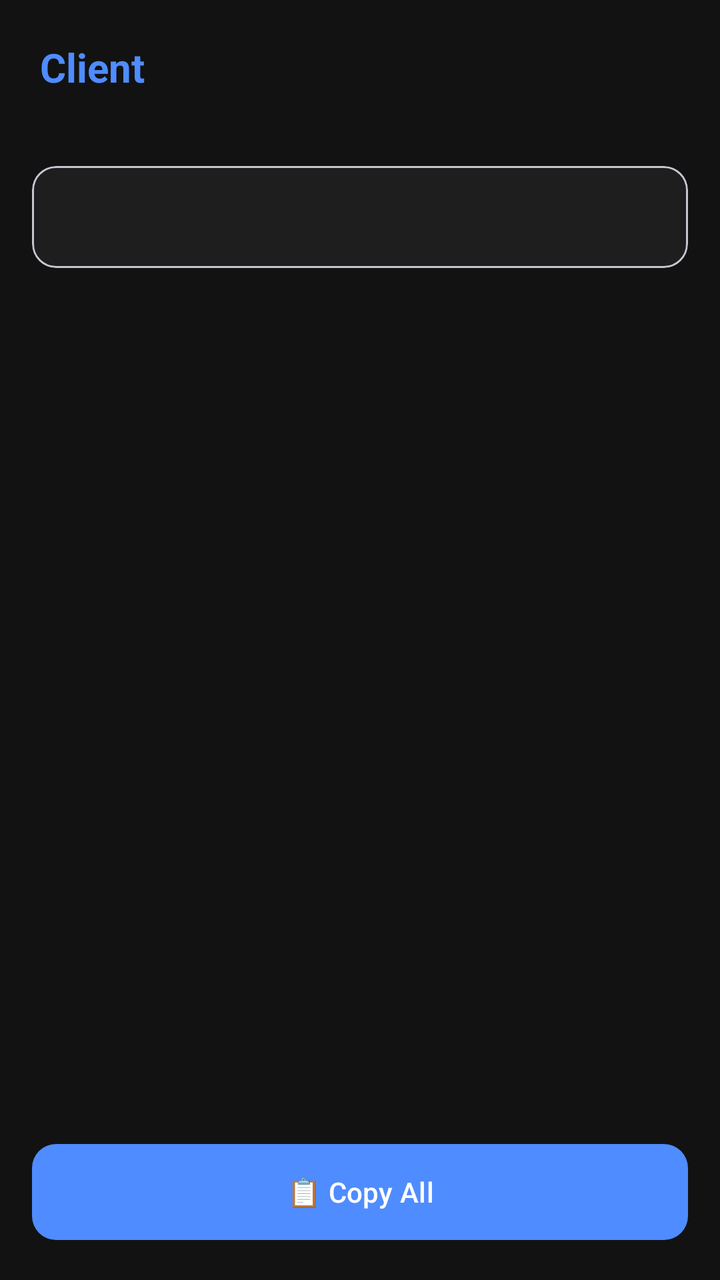
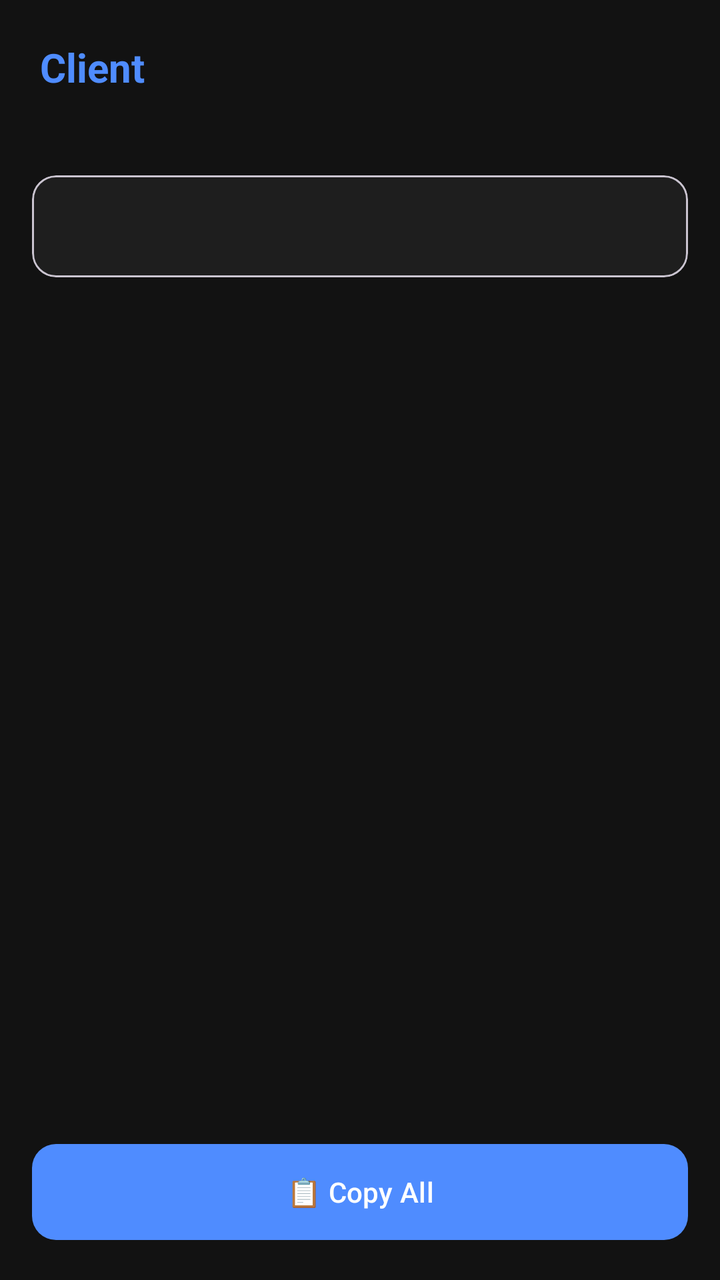

Before-and-after screenshots of an Android layout around one commit, followed by the original layout XML and the change that was made.
<!-- AndroidManifest.xml: application theme Theme.NAKAssist -->
<!-- res/layout/activity_thread.xml -->
<?xml version="1.0" encoding="utf-8"?>
<LinearLayout xmlns:android="http://schemas.android.com/apk/res/android"
    xmlns:app="http://schemas.android.com/apk/res-auto"
    android:layout_width="match_parent"
    android:layout_height="match_parent"
    android:orientation="vertical"
    android:background="?attr/colorSurface">

    <TextView
        android:id="@+id/tvClientName"
        android:layout_width="match_parent"
        android:layout_height="wrap_content"
        android:padding="20dp"
        android:textSize="20sp"
        android:textStyle="bold"
        android:textColor="?attr/colorPrimary"
        android:text="Client" />

    <ScrollView
        android:layout_width="match_parent"
        android:layout_height="0dp"
        android:layout_weight="1">

        <LinearLayout
            android:layout_width="match_parent"
            android:layout_height="wrap_content"
            android:orientation="vertical">

            
            <com.google.android.material.card.MaterialCardView
                android:id="@+id/cardDraft"
                android:layout_width="match_parent"
                android:layout_height="wrap_content"
                android:layout_marginStart="16dp"
                android:layout_marginEnd="16dp"
                android:layout_marginTop="16dp"
                android:visibility="gone"
                app:cardBackgroundColor="?attr/colorPrimaryContainer"
                app:cardCornerRadius="12dp"
                app:cardElevation="0dp">

                <LinearLayout
                    android:layout_width="match_parent"
                    android:layout_height="wrap_content"
                    android:orientation="vertical"
                    android:padding="16dp">

                    <TextView
                        android:layout_width="wrap_content"
                        android:layout_height="wrap_content"
                        android:text="✍️ SUGGESTED REPLY"
                        android:textSize="11sp"
                        android:textStyle="bold"
                        android:letterSpacing="0.08"
                        android:textColor="?attr/colorOnPrimaryContainer"
                        android:layout_marginBottom="8dp" />

                    <TextView
                        android:id="@+id/tvDraft"
                        android:layout_width="match_parent"
                        android:layout_height="wrap_content"
                        android:textIsSelectable="true"
                        android:textColor="?attr/colorOnPrimaryContainer"
                        android:textSize="14sp"
                        android:lineSpacingExtra="4dp"
                        android:layout_marginBottom="12dp"
                        android:text="" />

                    <com.google.android.material.button.MaterialButton
                        android:id="@+id/btnCopyDraft"
                        android:layout_width="match_parent"
                        android:layout_height="48dp"
                        android:text="📋 Copy Draft"
                        app:cornerRadius="12dp" />
                </LinearLayout>
            </com.google.android.material.card.MaterialCardView>

            <com.google.android.material.card.MaterialCardView
                android:layout_width="match_parent"
                android:layout_height="wrap_content"
                android:layout_margin="16dp"
                app:cardBackgroundColor="?attr/colorSurfaceVariant"
                app:cardCornerRadius="12dp"
                app:cardElevation="0dp">

                <TextView
                    android:id="@+id/tvThread"
                    android:layout_width="match_parent"
                    android:layout_height="wrap_content"
                    android:padding="16dp"
                    android:textIsSelectable="true"
                    android:textColor="?attr/colorOnSurface"
                    android:textSize="14sp"
                    android:lineSpacingExtra="4dp"
                    android:text="" />
            </com.google.android.material.card.MaterialCardView>
        </LinearLayout>
    </ScrollView>

    <com.google.android.material.button.MaterialButton
        android:id="@+id/btnCopyAll"
        android:layout_width="match_parent"
        android:layout_height="56dp"
        android:layout_margin="16dp"
        android:text="📋 Copy All"
        app:cornerRadius="12dp" />

</LinearLayout>
<!-- resources referenced by this layout -->
<resources>
  <style name="Theme.NAKAssist" parent="Theme.Material3.DayNight.NoActionBar">
          <item name="colorPrimary">#4F8CFF</item>
          <item name="colorOnPrimary">#FFFFFF</item>
          <item name="colorPrimaryContainer">#1E3A6B</item>
          <item name="colorOnPrimaryContainer">#D6E4FF</item>
          <item name="colorSecondary">#4F8CFF</item>
          <item name="colorOnSecondary">#FFFFFF</item>
          <item name="colorTertiary">#4F8CFF</item>
          <item name="colorOnTertiary">#FFFFFF</item>
          <item name="colorSurface">#121212</item>
          <item name="colorOnSurface">#E0E0E0</item>
          <item name="colorSurfaceVariant">#1E1E1E</item>
          <item name="colorOnSurfaceVariant">#AAAAAA</item>
          <item name="android:statusBarColor">@android:color/transparent</item>
          <item name="android:navigationBarColor">#121212</item>
      </style>
</resources>

<!-- the commit's change to res/layout/activity_thread.xml (unified diff, before → after) -->
@@ -15,6 +15,17 @@
         android:textStyle="bold"
         android:textColor="?attr/colorPrimary"
         android:text="Client" />
+
+    <TextView
+        android:id="@+id/tvExpiryNote"
+        android:layout_width="match_parent"
+        android:layout_height="wrap_content"
+        android:paddingStart="20dp"
+        android:paddingEnd="20dp"
+        android:layout_marginTop="-12dp"
+        android:textSize="12sp"
+        android:textColor="?attr/colorOnSurfaceVariant"
+        android:text="" />
 
     <ScrollView
         android:layout_width="match_parent"
